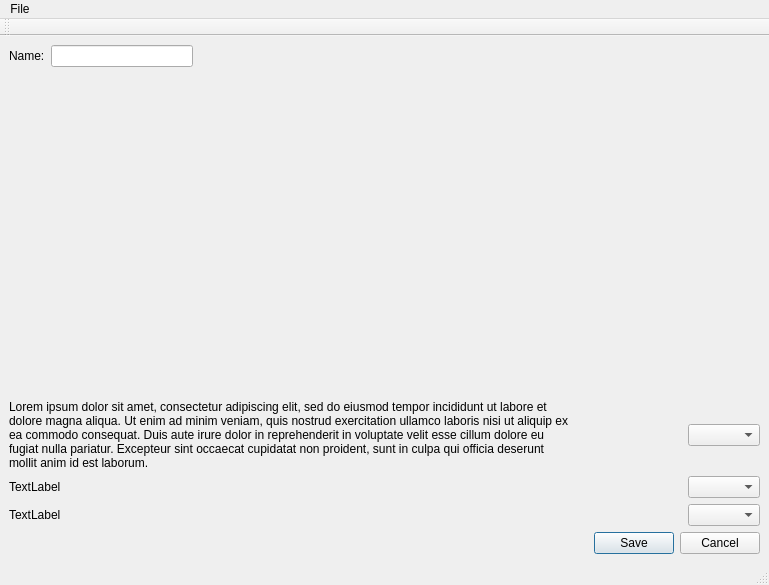
Before: the Qt Designer form ui/mainWindow.ui in FBLordn/BewertungsHelfer, drawn with Qt 5.
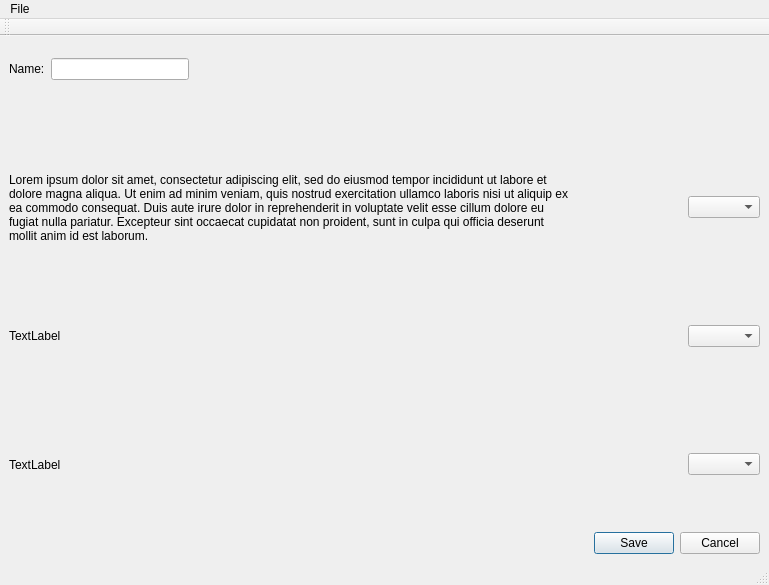
After: the same form once the commit is applied.

The edit to the form file:
```diff
--- a/ui/mainWindow.ui
+++ b/ui/mainWindow.ui
@@ -16,7 +16,7 @@
   <widget class="QWidget" name="centralwidget">
    <layout class="QVBoxLayout" name="verticalLayout_2" stretch="1,1,8,1">
     <item>
-     <layout class="QHBoxLayout" name="nameBox" stretch="1,1,4">
+     <layout class="QHBoxLayout" name="nameBox" stretch="1,1,0,4">
       <item>
        <widget class="QLabel" name="nameTag">
         <property name="sizePolicy">
@@ -33,6 +33,19 @@
       <item>
        <widget class="QLineEdit" name="nameInputBox"/>
       </item>
+      <item>
+       <spacer name="verticalSpacer">
+        <property name="orientation">
+         <enum>Qt::Vertical</enum>
+        </property>
+        <property name="sizeHint" stdset="0">
+         <size>
+          <width>20</width>
+          <height>40</height>
+         </size>
+        </property>
+       </spacer>
+      </item>
       <item>
        <spacer name="nameSpacer">
         <property name="orientation">
@@ -75,6 +88,19 @@
           </property>
          </widget>
         </item>
+        <item>
+         <spacer name="verticalSpacer_2">
+          <property name="orientation">
+           <enum>Qt::Vertical</enum>
+          </property>
+          <property name="sizeHint" stdset="0">
+           <size>
+            <width>20</width>
+            <height>40</height>
+           </size>
+          </property>
+         </spacer>
+        </item>
         <item>
          <spacer name="configSpacer2">
           <property name="orientation">
@@ -105,6 +131,19 @@
           </property>
          </widget>
         </item>
+        <item>
+         <spacer name="verticalSpacer_3">
+          <property name="orientation">
+           <enum>Qt::Vertical</enum>
+          </property>
+          <property name="sizeHint" stdset="0">
+           <size>
+            <width>20</width>
+            <height>40</height>
+           </size>
+          </property>
+         </spacer>
+        </item>
         <item>
          <spacer name="configSpacer3">
           <property name="orientation">
@@ -135,6 +174,19 @@
           </property>
          </widget>
         </item>
+        <item>
+         <spacer name="verticalSpacer_4">
+          <property name="orientation">
+           <enum>Qt::Vertical</enum>
+          </property>
+          <property name="sizeHint" stdset="0">
+           <size>
+            <width>20</width>
+            <height>40</height>
+           </size>
+          </property>
+         </spacer>
+        </item>
         <item>
          <spacer name="configSpacer1">
           <property name="orientation">
```
